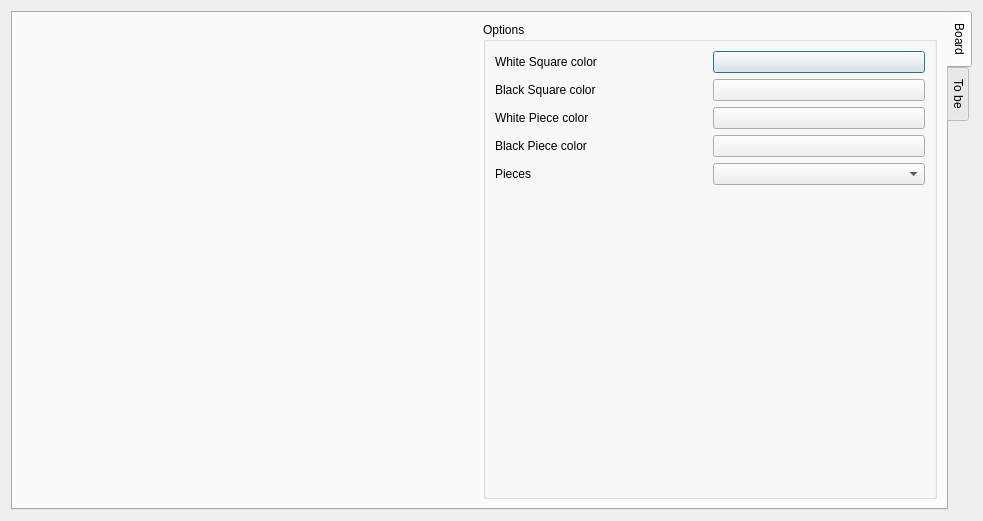
The window that src/dialogconfiguration.ui (gillesmaire/myChessBase) describes before a commit, drawn with Qt 5.
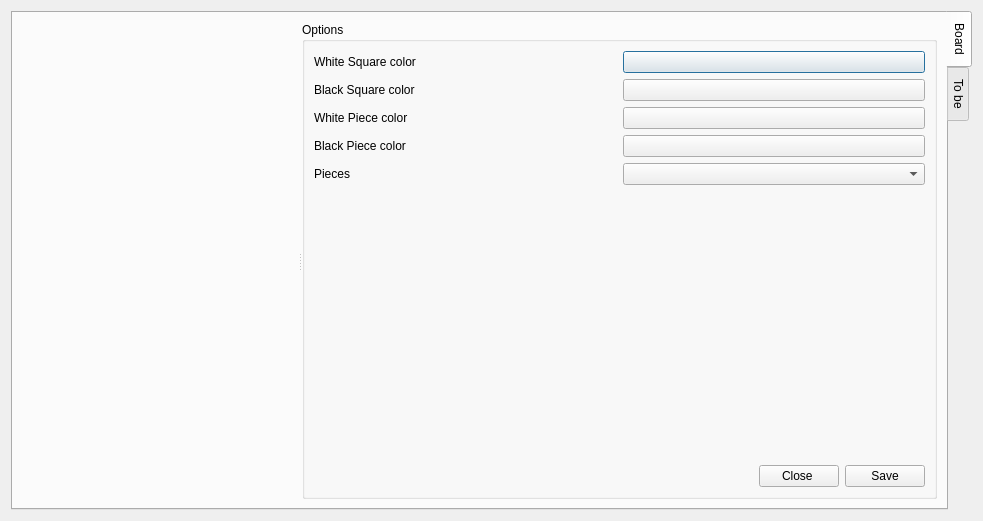
The same window after the commit. Custom widgets are drawn as their Qt base class.

Patch:
```diff
--- a/src/dialogconfiguration.ui
+++ b/src/dialogconfiguration.ui
@@ -32,19 +32,21 @@
       <attribute name="title">
        <string>Board</string>
       </attribute>
-      <layout class="QVBoxLayout" name="verticalLayout_2">
+      <layout class="QVBoxLayout" name="verticalLayout_4">
        <item>
-        <layout class="QHBoxLayout" name="horizontalLayout">
-         <item>
+        <widget class="QSplitter" name="splitter">
+         <property name="orientation">
+          <enum>Qt::Horizontal</enum>
+         </property>
           <widget class="ChessBoard" name="widget" native="true"/>
-         </item>
-         <item>
           <widget class="QGroupBox" name="groupBox">
            <property name="title">
             <string>Options</string>
            </property>
            <layout class="QHBoxLayout" name="horizontalLayout_2">
             <item>
+            <layout class="QVBoxLayout" name="verticalLayout_2">
+             <item>
              <layout class="QVBoxLayout" name="verticalLayout_3">
               <item>
                <layout class="QGridLayout" name="gridLayout">
@@ -116,6 +118,8 @@
                 </item>
                </layout>
               </item>
+              </layout>
+             </item>
               <item>
                <spacer name="verticalSpacer">
                 <property name="orientation">
@@ -129,12 +133,42 @@
                 </property>
                </spacer>
               </item>
+             <item>
+              <layout class="QHBoxLayout" name="horizontalLayout">
+               <item>
+                <spacer name="horizontalSpacer">
+                 <property name="orientation">
+                  <enum>Qt::Horizontal</enum>
+                 </property>
+                 <property name="sizeHint" stdset="0">
+                  <size>
+                   <width>40</width>
+                   <height>20</height>
+                  </size>
+                 </property>
+                </spacer>
+               </item>
+               <item>
+                <widget class="QPushButton" name="pushButtonClose">
+                 <property name="text">
+                  <string>Close </string>
+                 </property>
+                </widget>
+               </item>
+               <item>
+                <widget class="QPushButton" name="pushButtonSave">
+                 <property name="text">
+                  <string>Save</string>
+                 </property>
+                </widget>
+               </item>
              </layout>
             </item>
            </layout>
-          </widget>
-         </item>
-        </layout>
+           </item>
+          </layout>
+         </widget>
+        </widget>
        </item>
       </layout>
      </widget>
```
Left out of the diff: 2 changed lines with no effect on the pictures. Lines whose indentation alone changed are shown as unchanged.
